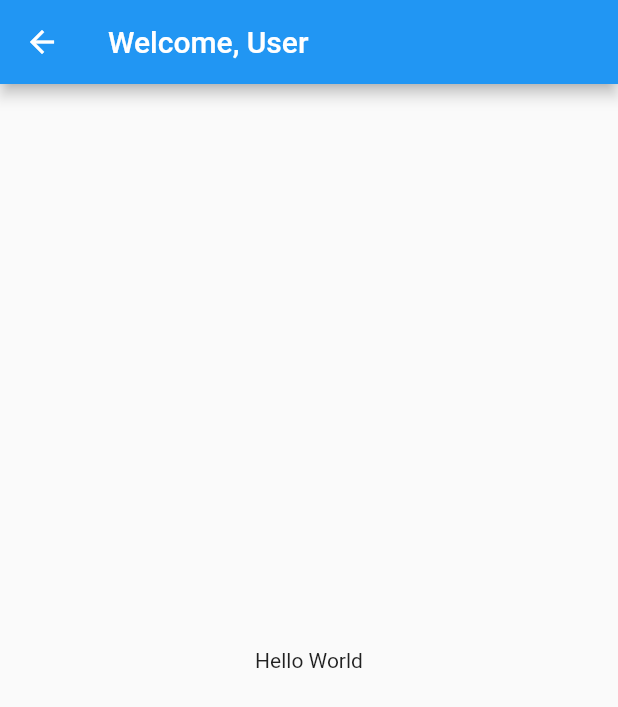
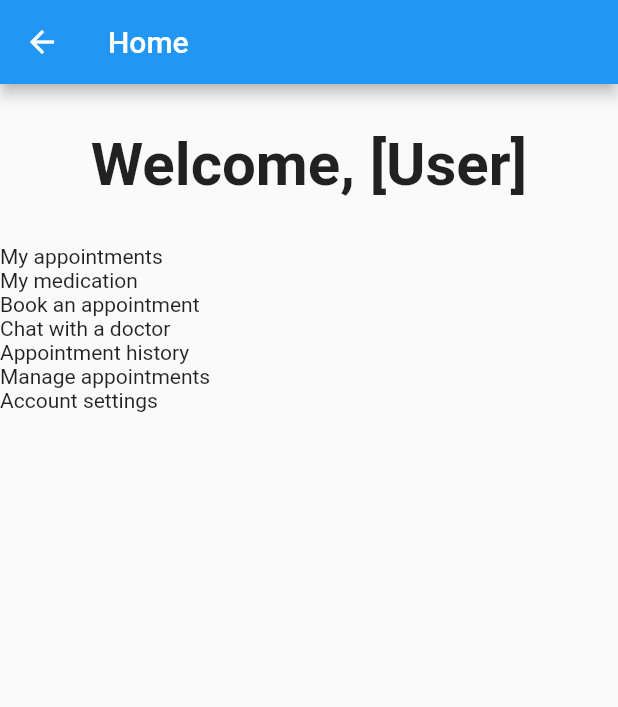
Before and after one commit to AnthonyLimanto/SEPT_Project, a Flutter app: the Home screen opened by its route, on a phone screen of 412 x 824 dp. Shown: the top 707 px of the screen. Run offline on Flutter 3.47's test engine with Material 2 defaults, Android fonts, the phone set to English and light mode, and no system bars.

Commit message:
Add placeholder text based on wireframes

```diff
--- a/shrimpfriedrice/lib/Pages/home.dart
+++ b/shrimpfriedrice/lib/Pages/home.dart
@@ -12,11 +12,28 @@ class HomeState extends State<Home> {
   Widget build(BuildContext context) {
     return Scaffold(
       appBar: AppBar(
-        title: const Text("Welcome, User")
+        title: const Text("Home")
       ),
-      body: const Center(
-        child: Text("Hello World")
-      ),
+      body: ListView(
+        children: const <Widget>[
+          Center(
+              child: Padding(
+                padding: EdgeInsets.symmetric(vertical: 30.0),
+                child: Text(
+                  "Welcome, [User]",
+                  style: TextStyle(fontSize: 40, fontWeight: FontWeight.bold)
+              )
+              )
+          ),
+          Text("My appointments"),
+          Text("My medication"),
+          Text("Book an appointment"),
+          Text("Chat with a doctor"),
+          Text("Appointment history"),
+          Text("Manage appointments"),
+          Text("Account settings")
+        ]
+      )
     );
   }
 }
```
